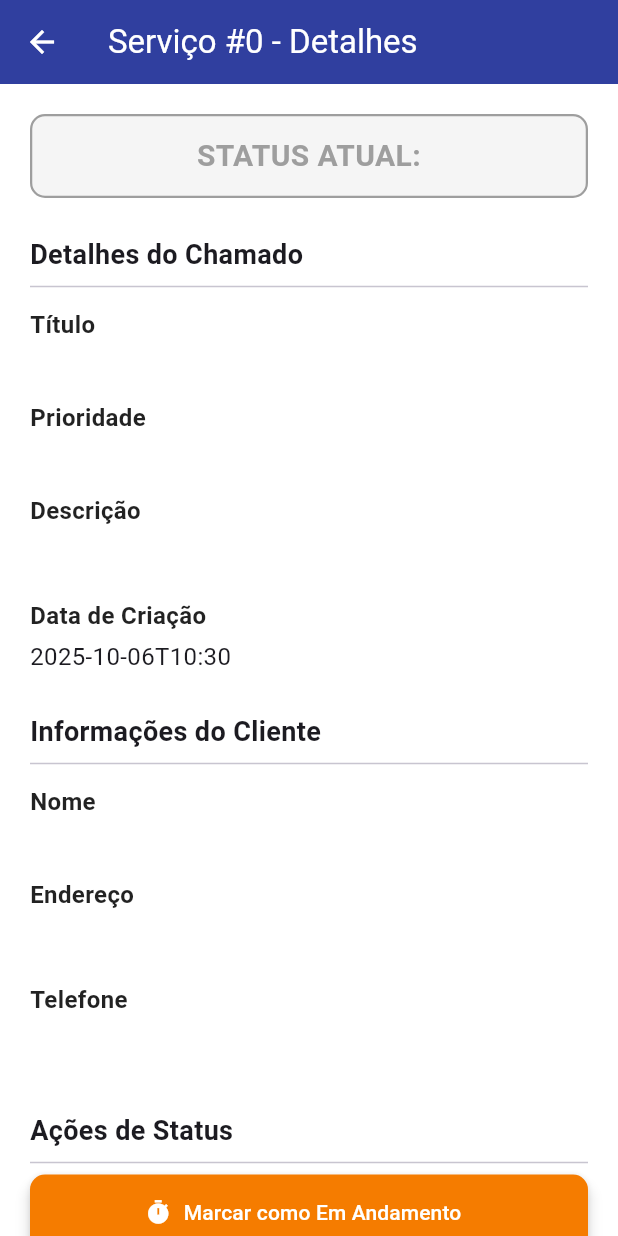
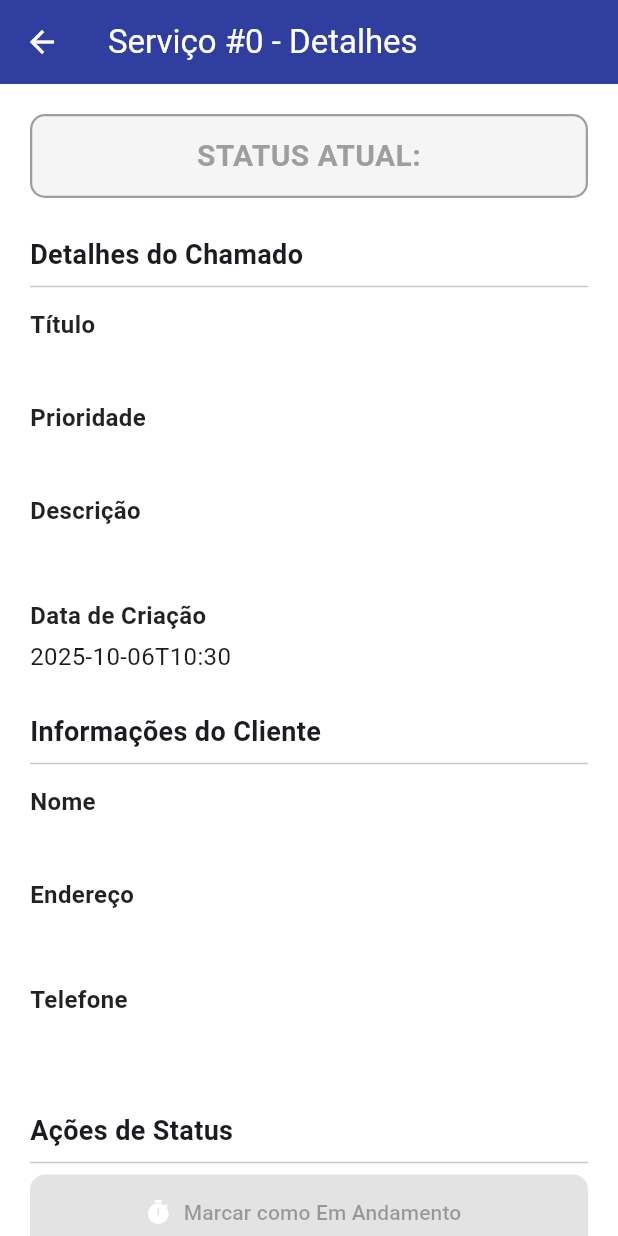
Before and after one commit to theuszinp/projetoagendamento, a Flutter app: the TechDetailTicketScreen screen opened directly with empty values, on a phone screen of 412 x 824 dp. Run offline on Flutter 3.47's test engine with Material 3 defaults, Android fonts, the phone set to English and light mode, and no system bars; our stand-ins replace firebase_core, lucide_icons_flutter; accounts and stored records are empty; network calls fail.

Commit message:
arrumar rotas

```diff
--- a/rastreador_app_flutter/lib/TechDashboardScreen.dart
+++ b/rastreador_app_flutter/lib/TechDashboardScreen.dart
@@ -15,6 +15,7 @@ class Ticket {
   final String priority;
   final String customerName;
   final String customerAddress;
+  final String? customerPhone; // ✅ NOVO: Adicionado Telefone
   final DateTime createdAt;
   final String status; // 💡 Adicionado Status para o Técnico ver se já iniciou
 
@@ -25,6 +26,7 @@ class Ticket {
     required this.priority,
     required this.customerName,
     required this.customerAddress,
+    this.customerPhone, // ✅ NOVO
     required this.createdAt,
     required this.status, // Novo campo
   });
@@ -40,10 +42,11 @@ class Ticket {
       priority: json['priority'] as String,
       customerName: json['customer_name'] as String,
       customerAddress: json['customer_address'] as String,
+      customerPhone: json['customer_phone'] as String?, // ✅ NOVO: Lendo Telefone (se existir)
       // Trata datas que podem vir nulas ou inválidas, usando now() como fallback seguro
       createdAt: json['created_at'] != null
-        ? DateTime.tryParse(json['created_at'] as String) ?? DateTime.now()
-        : DateTime.now(),
+          ? DateTime.tryParse(json['created_at'] as String) ?? DateTime.now()
+          : DateTime.now(),
       // Assumindo que o backend retorna o status
       status: json['status'] as String? ?? 'APPROVED',
     );
@@ -58,9 +61,9 @@ class Ticket {
       'priority': priority,
       'customer_name': customerName,
       'customer_address': customerAddress,
+      'customer_phone': customerPhone, // ✅ NOVO: Incluindo Telefone para a tela de detalhes
       'created_at': createdAt.toIso8601String(),
       'status': status,
-      // Se precisar de outros campos (como customer_id, phone, email, etc.), eles devem ser adicionados aqui
     };
   }
 }
@@ -103,9 +106,9 @@ class _TechDashboardScreenState extends State<TechDashboardScreen> {
       final response = await http.get(
         uri,
         headers: {
-           'Content-Type': 'application/json',
-           // O token é enviado no cabeçalho Authorization
-           'Authorization': 'Bearer ${widget.authToken}',
+            'Content-Type': 'application/json',
+            // O token é enviado no cabeçalho Authorization
+            'Authorization': 'Bearer ${widget.authToken}',
         }
       ).timeout(const Duration(seconds: 15));
 
@@ -132,6 +135,8 @@ class _TechDashboardScreenState extends State<TechDashboardScreen> {
       }
     } catch (e) {
       // Erro de rede ou timeout
+      // ignore: avoid_print
+      print('Erro ao buscar chamados: $e');
       throw Exception('Erro de conexão ao buscar chamados: $e');
     }
   }
--- a/rastreador_app_flutter/lib/TechDetailTicketScreen.dart
+++ b/rastreador_app_flutter/lib/TechDetailTicketScreen.dart
@@ -71,7 +71,7 @@ class _TechDetailTicketScreenState extends State<TechDetailTicketScreen> {
           'Authorization': 'Bearer ${widget.authToken}',
         },
         body: jsonEncode({
-          'status': newStatus,
+          'new_status': newStatus, // Ajustado para 'new_status' para bater com o server.js
           'tech_id': widget.techId, // Envia o ID do Técnico logado para validação no backend
         }),
       ).timeout(const Duration(seconds: 15));
@@ -145,15 +145,31 @@ class _TechDetailTicketScreenState extends State<TechDetailTicketScreen> {
     required Color color,
     required IconData icon
   }) {
-    // Se o status atual for o status desejado ou já estiver concluído/reprovado, o botão fica desabilitado
     final isCurrentStatus = _currentStatus == status;
     final isFinished = _currentStatus == 'COMPLETED' || _currentStatus == 'REJECTED';
 
+    // REGRA ESPECÍFICA PARA O BOTÃO FINALIZAR: Só pode finalizar se estiver em IN_PROGRESS
+    bool canComplete = status == 'COMPLETED' && _currentStatus == 'IN_PROGRESS';
+
+    // REGRA ESPECÍFICA PARA O BOTÃO INICIAR: Só pode iniciar se estiver em APPROVED
+    bool canStart = status == 'IN_PROGRESS' && _currentStatus == 'APPROVED';
+
+    // Define se o botão deve estar habilitado
+    bool isEnabled = !isFinished && !_isProcessing;
+
+    if (status == 'COMPLETED') {
+        isEnabled = isEnabled && canComplete;
+    } else if (status == 'IN_PROGRESS') {
+        isEnabled = isEnabled && canStart;
+    } else {
+        // Para qualquer outro status futuro
+        isEnabled = isEnabled && !isCurrentStatus;
+    }
+
     return ElevatedButton.icon(
-      onPressed: (isCurrentStatus || isFinished || _isProcessing)
-          ? null
-          : () => _updateStatus(status),
-      icon: _isProcessing && !isCurrentStatus
+      // Apenas se o isEnabled for true
+      onPressed: isEnabled ? () => _updateStatus(status) : null,
+      icon: _isProcessing && isEnabled // Mostra o loader apenas se estiver processando E o botão estiver habilitado
           ? const SizedBox(width: 18, height: 18, child: CircularProgressIndicator(color: Colors.white, strokeWidth: 2))
           : Icon(icon, color: Colors.white),
       label: Text(label),
@@ -162,7 +178,8 @@ class _TechDetailTicketScreenState extends State<TechDetailTicketScreen> {
         foregroundColor: Colors.white,
         minimumSize: const Size(double.infinity, 50),
         shape: RoundedRectangleBorder(borderRadius: BorderRadius.circular(10)),
-        elevation: isCurrentStatus ? 0 : 4,
+        // Se não estiver habilitado, reduz a elevação para dar a aparência de desabilitado
+        elevation: isEnabled ? 4 : 0,
       ),
     );
   }
```
